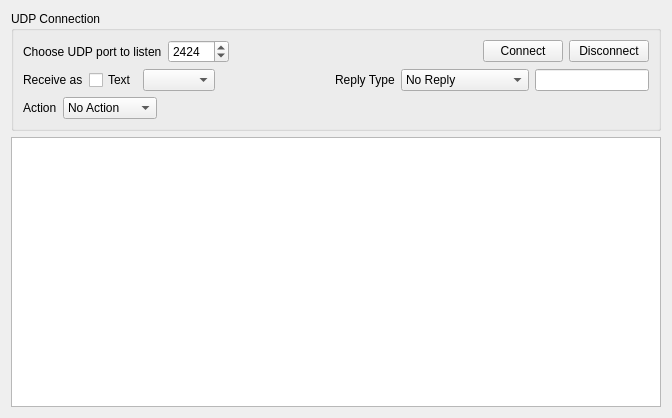
Above: udplistener.ui from khomchenkovaa/PortListener before the change. Below: the same form after it.
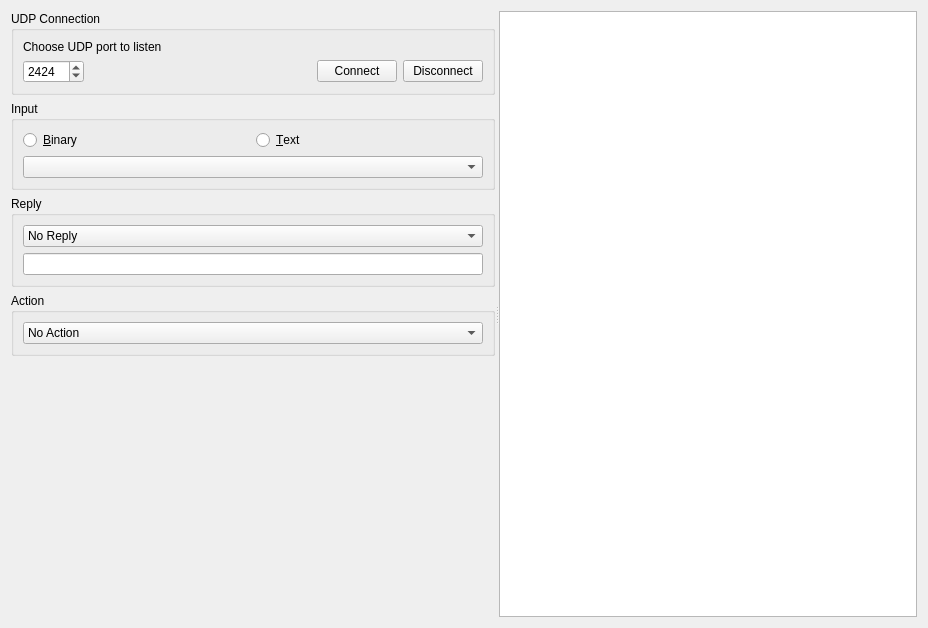
That is the form after the change.

Commit message: [REF] UDP listener ui

Patch:
```diff
--- a/udplistener.ui
+++ b/udplistener.ui
@@ -6,23 +6,28 @@
    <rect>
     <x>0</x>
     <y>0</y>
-    <width>672</width>
-    <height>418</height>
+    <width>928</width>
+    <height>628</height>
    </rect>
   </property>
   <property name="windowTitle">
    <string>Form</string>
   </property>
-  <layout class="QVBoxLayout" name="verticalLayout_2">
+  <layout class="QVBoxLayout" name="verticalLayout_6">
    <item>
-    <widget class="QGroupBox" name="groupBox">
+    <widget class="QSplitter" name="splitter">
+     <property name="orientation">
+      <enum>Qt::Horizontal</enum>
+     </property>
+     <widget class="QWidget" name="layoutWidget">
+      <layout class="QVBoxLayout" name="verticalLayout_5">
+       <item>
+        <widget class="QGroupBox" name="boxConnection">
      <property name="title">
       <string>UDP Connection</string>
      </property>
      <layout class="QVBoxLayout" name="verticalLayout">
       <item>
-       <layout class="QHBoxLayout" name="horizontalLayout">
-        <item>
          <widget class="QLabel" name="lblConnection">
           <property name="text">
            <string>Choose UDP port to listen</string>
@@ -30,6 +35,8 @@
          </widget>
         </item>
         <item>
+           <layout class="QHBoxLayout" name="horizontalLayout">
+            <item>
          <widget class="QSpinBox" name="spinPort">
           <property name="minimum">
            <number>1</number>
@@ -71,45 +78,45 @@
         </item>
        </layout>
       </item>
+         </layout>
+        </widget>
+       </item>
+       <item>
+        <widget class="QGroupBox" name="boxInput">
+         <property name="title">
+          <string>Input</string>
+         </property>
+         <layout class="QVBoxLayout" name="verticalLayout_2">
       <item>
        <layout class="QHBoxLayout" name="horizontalLayout_2">
         <item>
-         <widget class="QLabel" name="lblReceive">
+             <widget class="QRadioButton" name="rbBinary">
           <property name="text">
-           <string>Receive as</string>
+               <string>&amp;Binary</string>
           </property>
          </widget>
         </item>
         <item>
-         <widget class="QCheckBox" name="chkText">
+             <widget class="QRadioButton" name="rbText">
           <property name="text">
-           <string>Text</string>
-          </property>
-         </widget>
+               <string>&amp;Text</string>
+              </property>
+             </widget>
+            </item>
+           </layout>
         </item>
         <item>
          <widget class="QComboBox" name="cmbCodec"/>
         </item>
-        <item>
-         <spacer name="horizontalSpacer_2">
-          <property name="orientation">
-           <enum>Qt::Horizontal</enum>
-          </property>
-          <property name="sizeHint" stdset="0">
-           <size>
-            <width>40</width>
-            <height>20</height>
-           </size>
-          </property>
-         </spacer>
-        </item>
-        <item>
-         <widget class="QLabel" name="lblReplyType">
-          <property name="text">
-           <string>Reply Type</string>
-          </property>
-         </widget>
-        </item>
+         </layout>
+        </widget>
+       </item>
+       <item>
+        <widget class="QGroupBox" name="boxReply">
+         <property name="title">
+          <string>Reply</string>
+         </property>
+         <layout class="QVBoxLayout" name="verticalLayout_3">
         <item>
          <widget class="QComboBox" name="cmbReplyType">
           <item>
@@ -143,16 +150,14 @@
          <widget class="QLineEdit" name="editReply"/>
         </item>
        </layout>
+        </widget>
       </item>
       <item>
-       <layout class="QHBoxLayout" name="actionLayout">
-        <item>
-         <widget class="QLabel" name="lblAction">
-          <property name="text">
+        <widget class="QGroupBox" name="boxAction">
+         <property name="title">
            <string>Action</string>
           </property>
-         </widget>
-        </item>
+         <layout class="QVBoxLayout" name="verticalLayout_4">
         <item>
          <widget class="QComboBox" name="cmbHandler">
           <item>
@@ -167,26 +172,26 @@
           </item>
          </widget>
         </item>
+         </layout>
+        </widget>
+       </item>
         <item>
-         <spacer name="horizontalSpacer_3">
+        <spacer name="verticalSpacer">
           <property name="orientation">
-           <enum>Qt::Horizontal</enum>
+          <enum>Qt::Vertical</enum>
           </property>
           <property name="sizeHint" stdset="0">
            <size>
-            <width>40</width>
-            <height>20</height>
+           <width>20</width>
+           <height>40</height>
            </size>
           </property>
          </spacer>
         </item>
        </layout>
-      </item>
-     </layout>
-    </widget>
-   </item>
-   <item>
+     </widget>
     <widget class="QTextEdit" name="textLog"/>
+    </widget>
    </item>
   </layout>
  </widget>
```
Lines whose indentation alone changed are shown as unchanged. The commit also changes 7 other files.
